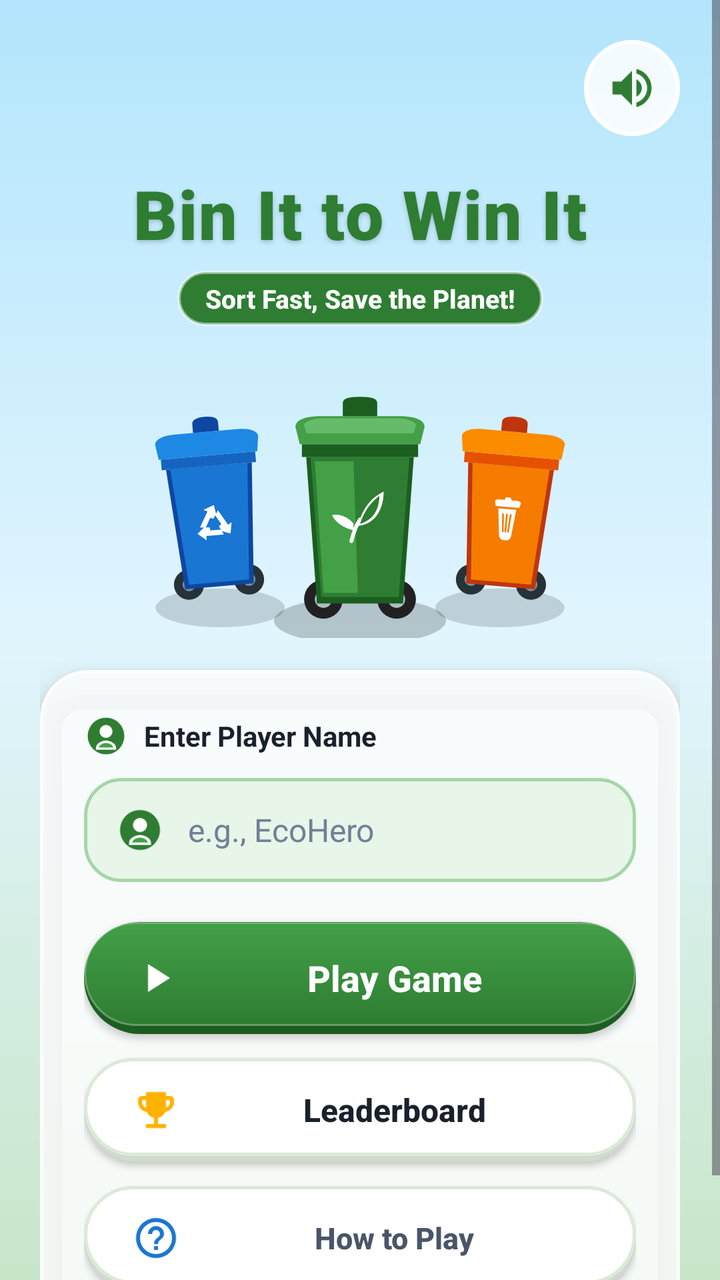
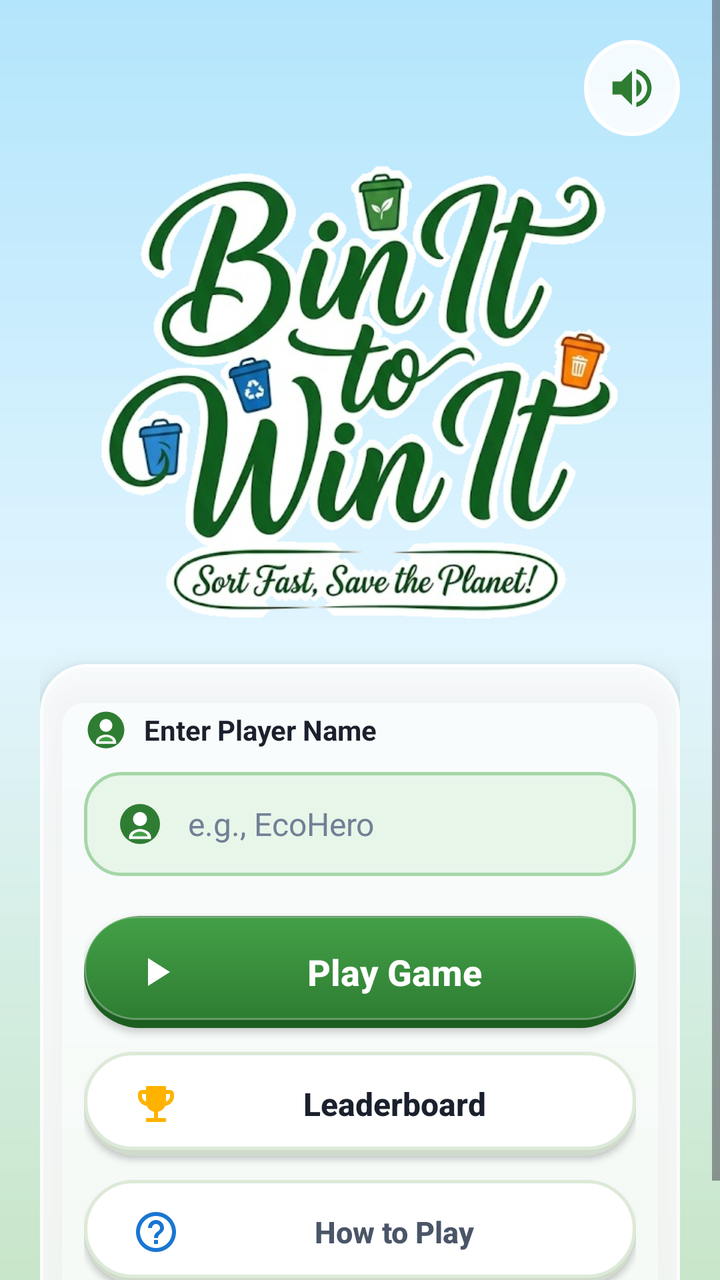

Screens rendered from an Android XML layout before and after an edit, with the pre-edit source and the edit as a unified diff.
<!-- AndroidManifest.xml: application theme Theme.BinItToWinIt -->
<!-- res/layout/activity_main.xml -->
<?xml version="1.0" encoding="utf-8"?>
<ScrollView xmlns:android="http://schemas.android.com/apk/res/android"
    xmlns:app="http://schemas.android.com/apk/res-auto"
    android:layout_width="match_parent"
    android:layout_height="match_parent"
    android:fillViewport="true"
    android:background="@drawable/bg_game_gradient">

    <androidx.constraintlayout.widget.ConstraintLayout
        android:id="@+id/main"
        android:layout_width="match_parent"
        android:layout_height="wrap_content"
        android:paddingStart="20dp"
        android:paddingTop="20dp"
        android:paddingEnd="20dp"
        android:paddingBottom="28dp">

        
        <ImageButton
            android:id="@+id/btn_sound_toggle"
            android:layout_width="48dp"
            android:layout_height="48dp"
            android:background="@drawable/btn_sound_fab"
            android:contentDescription="@string/sound_on"
            android:elevation="6dp"
            android:padding="11dp"
            android:scaleType="fitCenter"
            android:src="@drawable/ic_sound_on"
            app:layout_constraintEnd_toEndOf="parent"
            app:layout_constraintTop_toTopOf="parent" />

        
        <TextView
            android:id="@+id/tv_app_title"
            android:layout_width="wrap_content"
            android:layout_height="wrap_content"
            android:layout_marginTop="16dp"
            android:fontFamily="sans-serif-black"
            android:letterSpacing="0.02"
            android:shadowColor="#33000000"
            android:shadowDx="0"
            android:shadowDy="3"
            android:shadowRadius="6"
            android:text="@string/app_name"
            android:textColor="@color/primary_green_forest"
            android:textSize="34sp"
            android:textStyle="bold"
            app:layout_constraintEnd_toEndOf="parent"
            app:layout_constraintStart_toStartOf="parent"
            app:layout_constraintTop_toBottomOf="@id/btn_sound_toggle" />

        
        <TextView
            android:id="@+id/tv_tagline"
            android:layout_width="wrap_content"
            android:layout_height="wrap_content"
            android:layout_marginTop="6dp"
            android:background="@drawable/bg_chip_organic"
            android:fontFamily="sans-serif-medium"
            android:paddingStart="14dp"
            android:paddingTop="5dp"
            android:paddingEnd="14dp"
            android:paddingBottom="5dp"
            android:text="@string/game_tagline"
            android:textColor="@color/white"
            android:textSize="13sp"
            android:textStyle="bold"
            app:layout_constraintEnd_toEndOf="parent"
            app:layout_constraintStart_toStartOf="parent"
            app:layout_constraintTop_toBottomOf="@id/tv_app_title" />

        
        <ImageView
            android:id="@+id/img_app_logo"
            android:layout_width="260dp"
            android:layout_height="140dp"
            android:layout_marginTop="16dp"
            android:contentDescription="@string/app_name"
            android:scaleType="fitCenter"
            android:src="@drawable/ic_hero_bins_trio"
            app:layout_constraintEnd_toEndOf="parent"
            app:layout_constraintStart_toStartOf="parent"
            app:layout_constraintTop_toBottomOf="@id/tv_tagline" />

        
        <TextView
            android:id="@+id/tv_best_score"
            android:layout_width="wrap_content"
            android:layout_height="wrap_content"
            android:layout_marginTop="10dp"
            android:background="@drawable/bg_badge_wind"
            android:elevation="3dp"
            android:fontFamily="sans-serif-medium"
            android:paddingStart="16dp"
            android:paddingTop="6dp"
            android:paddingEnd="16dp"
            android:paddingBottom="6dp"
            android:text="🏆 Best: 0 pts"
            android:textColor="@color/brand_primary_dark"
            android:textSize="14sp"
            android:textStyle="bold"
            android:visibility="gone"
            app:layout_constraintEnd_toEndOf="parent"
            app:layout_constraintStart_toStartOf="parent"
            app:layout_constraintTop_toBottomOf="@id/img_app_logo" />

        
        <com.google.android.material.card.MaterialCardView
            android:id="@+id/card_menu"
            android:layout_width="0dp"
            android:layout_height="wrap_content"
            android:layout_marginTop="16dp"
            app:cardBackgroundColor="@color/frosted_glass_surface"
            app:cardCornerRadius="24dp"
            app:cardElevation="8dp"
            app:strokeColor="@color/frosted_glass_stroke"
            app:strokeWidth="1.5dp"
            app:layout_constraintEnd_toEndOf="parent"
            app:layout_constraintStart_toStartOf="parent"
            app:layout_constraintTop_toBottomOf="@id/tv_best_score">

            <LinearLayout
                android:layout_width="match_parent"
                android:layout_height="wrap_content"
                android:orientation="vertical"
                android:paddingStart="22dp"
                android:paddingTop="22dp"
                android:paddingEnd="22dp"
                android:paddingBottom="24dp">

                
                <LinearLayout
                    android:layout_width="match_parent"
                    android:layout_height="wrap_content"
                    android:gravity="center_vertical"
                    android:orientation="horizontal">

                    <ImageView
                        android:layout_width="22dp"
                        android:layout_height="22dp"
                        android:contentDescription="@string/enter_player_name"
                        android:src="@drawable/ic_avatar_player" />

                    <TextView
                        android:layout_width="wrap_content"
                        android:layout_height="wrap_content"
                        android:layout_marginStart="8dp"
                        android:text="@string/enter_player_name"
                        android:textColor="@color/text_primary"
                        android:textSize="14sp"
                        android:textStyle="bold" />
                </LinearLayout>

                
                <EditText
                    android:id="@+id/et_player_name"
                    android:layout_width="match_parent"
                    android:layout_height="52dp"
                    android:layout_marginTop="10dp"
                    android:background="@drawable/bg_input_player"
                    android:drawableStart="@drawable/ic_avatar_player"
                    android:drawablePadding="12dp"
                    android:hint="e.g., EcoHero"
                    android:imeOptions="actionDone"
                    android:inputType="textPersonName|textCapWords"
                    android:maxLines="1"
                    android:paddingStart="16dp"
                    android:paddingEnd="16dp"
                    android:textColor="@color/text_primary"
                    android:textColorHint="@color/text_muted"
                    android:textSize="16sp" />

                
                <androidx.appcompat.widget.AppCompatButton
                    android:id="@+id/btn_play"
                    android:layout_width="match_parent"
                    android:layout_height="56dp"
                    android:layout_marginTop="20dp"
                    android:background="@drawable/btn_primary_arcade"
                    android:drawableStart="@drawable/ic_play"
                    android:drawablePadding="10dp"
                    android:elevation="4dp"
                    android:paddingStart="24dp"
                    android:paddingEnd="24dp"
                    android:text="@string/play_game"
                    android:textAllCaps="false"
                    android:textColor="@color/white"
                    android:textSize="18sp"
                    android:textStyle="bold" />

                
                <androidx.appcompat.widget.AppCompatButton
                    android:id="@+id/btn_leaderboard"
                    android:layout_width="match_parent"
                    android:layout_height="52dp"
                    android:layout_marginTop="12dp"
                    android:background="@drawable/btn_secondary_arcade"
                    android:drawableStart="@drawable/ic_trophy"
                    android:drawablePadding="10dp"
                    android:elevation="2dp"
                    android:paddingStart="24dp"
                    android:paddingEnd="24dp"
                    android:text="@string/leaderboard"
                    android:textAllCaps="false"
                    android:textColor="@color/text_primary"
                    android:textSize="16sp"
                    android:textStyle="bold" />

                
                <androidx.appcompat.widget.AppCompatButton
                    android:id="@+id/btn_instructions"
                    android:layout_width="match_parent"
                    android:layout_height="52dp"
                    android:layout_marginTop="12dp"
                    android:background="@drawable/btn_secondary_arcade"
                    android:drawableStart="@drawable/ic_help"
                    android:drawablePadding="10dp"
                    android:elevation="2dp"
                    android:paddingStart="24dp"
                    android:paddingEnd="24dp"
                    android:text="@string/how_to_play"
                    android:textAllCaps="false"
                    android:textColor="@color/text_secondary"
                    android:textSize="15sp"
                    android:textStyle="bold" />

            </LinearLayout>
        </com.google.android.material.card.MaterialCardView>

    </androidx.constraintlayout.widget.ConstraintLayout>
</ScrollView>
<!-- resources referenced by this layout -->
<resources>
  <color name="brand_primary_dark">#1B5E20</color>
  <color name="frosted_glass_stroke">#B3FFFFFF</color>
  <color name="frosted_glass_surface">#D9FFFFFF</color>
  <color name="primary_green_forest">#2E7D32</color>
  <color name="text_muted">#718096</color>
  <color name="text_primary">#1A202C</color>
  <color name="text_secondary">#4A5568</color>
  <color name="white">#FFFFFFFF</color>
  <!-- drawable bg_badge_wind (drawable) -->
  <?xml version="1.0" encoding="utf-8"?>
  <shape xmlns:android="http://schemas.android.com/apk/res/android"
      android:shape="rectangle">
      <solid android:color="#E0F7FA" />
      <corners android:radius="14dp" />
      <stroke
          android:width="1dp"
          android:color="#4DD0E1" />
  </shape>
  <!-- drawable bg_chip_organic (drawable) -->
  <?xml version="1.0" encoding="utf-8"?>
  <shape xmlns:android="http://schemas.android.com/apk/res/android"
      android:shape="rectangle">
      <solid android:color="@color/primary_green_forest" />
      <corners android:radius="16dp" />
      <stroke
          android:width="1.5dp"
          android:color="#80FFFFFF" />
      <padding
          android:left="12dp"
          android:top="4dp"
          android:right="12dp"
          android:bottom="4dp" />
  </shape>
  <!-- drawable bg_game_gradient (drawable) -->
  <?xml version="1.0" encoding="utf-8"?>
  <shape xmlns:android="http://schemas.android.com/apk/res/android"
      android:shape="rectangle">
      <gradient
          android:type="linear"
          android:angle="270"
          android:startColor="#B3E5FC"
          android:centerColor="#E1F5FE"
          android:endColor="#C8E6C9" />
  </shape>
  <!-- drawable bg_input_player (drawable) -->
  <?xml version="1.0" encoding="utf-8"?>
  <shape xmlns:android="http://schemas.android.com/apk/res/android"
      android:shape="rectangle">
      <solid android:color="@color/primary_green_subtle" />
      <corners android:radius="18dp" />
      <stroke
          android:width="1.5dp"
          android:color="#A5D6A7" />
      <padding
          android:left="16dp"
          android:top="12dp"
          android:right="16dp"
          android:bottom="12dp" />
  </shape>
  <!-- drawable btn_sound_fab (drawable) -->
  <?xml version="1.0" encoding="utf-8"?>
  <ripple xmlns:android="http://schemas.android.com/apk/res/android"
      android:color="#202E7D32">
      <item>
          <shape android:shape="oval">
              <solid android:color="@color/frosted_glass_surface" />
              <stroke
                  android:width="2dp"
                  android:color="@color/white" />
          </shape>
      </item>
  </ripple>
  <!-- drawable ic_hero_bins_trio: vector/xml drawable (drawable, 6757 chars, omitted) -->
  <!-- drawable ic_play (drawable) -->
  <vector xmlns:android="http://schemas.android.com/apk/res/android"
      android:width="24dp"
      android:height="24dp"
      android:viewportWidth="24"
      android:viewportHeight="24">
      <path
          android:fillColor="#FFFFFF"
          android:pathData="M8,5v14l11,-7z"/>
  </vector>
  <string name="app_name">Bin It to Win It</string>
  <string name="enter_player_name">Enter Player Name</string>
  <string name="game_tagline">Sort Fast, Save the Planet!</string>
  <string name="how_to_play">How to Play</string>
  <string name="leaderboard">Leaderboard</string>
  <string name="play_game">Play Game</string>
  <string name="sound_on">Sound: ON</string>
  <style name="Theme.BinItToWinIt" parent="Base.Theme.BinItToWinIt" />
  <color name="primary_green_subtle">#E8F5E9</color>
  <color name="arcade_btn_shadow">#1B5E20</color>
  <color name="primary_green_accent">#43A047</color>
  <color name="arcade_blue">#1976D2</color>
  <style name="Base.Theme.BinItToWinIt" parent="Theme.Material3.DayNight.NoActionBar">
          
          
      </style>
  <!-- unchanged entries left out for length: 6 -->
</resources>

<!-- the commit's change to res/layout/activity_main.xml (unified diff, before → after) -->
@@ -30,57 +30,20 @@
             app:layout_constraintTop_toTopOf="parent" />
 
         
-        <TextView
-            android:id="@+id/tv_app_title"
-            android:layout_width="wrap_content"
-            android:layout_height="wrap_content"
-            android:layout_marginTop="16dp"
-            android:fontFamily="sans-serif-black"
-            android:letterSpacing="0.02"
-            android:shadowColor="#33000000"
-            android:shadowDx="0"
-            android:shadowDy="3"
-            android:shadowRadius="6"
-            android:text="@string/app_name"
-            android:textColor="@color/primary_green_forest"
-            android:textSize="34sp"
-            android:textStyle="bold"
+        <ImageView
+            android:id="@+id/img_app_logo"
+            android:layout_width="0dp"
+            android:layout_height="240dp"
+            android:layout_marginStart="20dp"
+            android:layout_marginTop="8dp"
+            android:layout_marginEnd="20dp"
+            android:adjustViewBounds="true"
+            android:contentDescription="@string/app_name"
+            android:scaleType="fitCenter"
+            android:src="@drawable/img_logo_hero"
             app:layout_constraintEnd_toEndOf="parent"
             app:layout_constraintStart_toStartOf="parent"
             app:layout_constraintTop_toBottomOf="@id/btn_sound_toggle" />
-
-        
-        <TextView
-            android:id="@+id/tv_tagline"
-            android:layout_width="wrap_content"
-            android:layout_height="wrap_content"
-            android:layout_marginTop="6dp"
-            android:background="@drawable/bg_chip_organic"
-            android:fontFamily="sans-serif-medium"
-            android:paddingStart="14dp"
-            android:paddingTop="5dp"
-            android:paddingEnd="14dp"
-            android:paddingBottom="5dp"
-            android:text="@string/game_tagline"
-            android:textColor="@color/white"
-            android:textSize="13sp"
-            android:textStyle="bold"
-            app:layout_constraintEnd_toEndOf="parent"
-            app:layout_constraintStart_toStartOf="parent"
-            app:layout_constraintTop_toBottomOf="@id/tv_app_title" />
-
-        
-        <ImageView
-            android:id="@+id/img_app_logo"
-            android:layout_width="260dp"
-            android:layout_height="140dp"
-            android:layout_marginTop="16dp"
-            android:contentDescription="@string/app_name"
-            android:scaleType="fitCenter"
-            android:src="@drawable/ic_hero_bins_trio"
-            app:layout_constraintEnd_toEndOf="parent"
-            app:layout_constraintStart_toStartOf="parent"
-            app:layout_constraintTop_toBottomOf="@id/tv_tagline" />
 
         
         <TextView
<!-- resource entries referenced after the edit -->
@@ -17,21 +17,6 @@
       <stroke
           android:width="1dp"
           android:color="#4DD0E1" />
-  </shape>
-  <!-- drawable bg_chip_organic (drawable) -->
-  <?xml version="1.0" encoding="utf-8"?>
-  <shape xmlns:android="http://schemas.android.com/apk/res/android"
-      android:shape="rectangle">
-      <solid android:color="@color/primary_green_forest" />
-      <corners android:radius="16dp" />
-      <stroke
-          android:width="1.5dp"
-          android:color="#80FFFFFF" />
-      <padding
-          android:left="12dp"
-          android:top="4dp"
-          android:right="12dp"
-          android:bottom="4dp" />
   </shape>
   <!-- drawable bg_game_gradient (drawable) -->
   <?xml version="1.0" encoding="utf-8"?>
@@ -72,7 +57,6 @@
           </shape>
       </item>
   </ripple>
-  <!-- drawable ic_hero_bins_trio: vector/xml drawable (drawable, 6757 chars, omitted) -->
   <!-- drawable ic_play (drawable) -->
   <vector xmlns:android="http://schemas.android.com/apk/res/android"
       android:width="24dp"
@@ -83,9 +67,9 @@
           android:fillColor="#FFFFFF"
           android:pathData="M8,5v14l11,-7z"/>
   </vector>
+  <!-- drawable img_logo_hero: png bitmap (drawable, 274143 bytes) -->
   <string name="app_name">Bin It to Win It</string>
   <string name="enter_player_name">Enter Player Name</string>
-  <string name="game_tagline">Sort Fast, Save the Planet!</string>
   <string name="how_to_play">How to Play</string>
   <string name="leaderboard">Leaderboard</string>
   <string name="play_game">Play Game</string>
